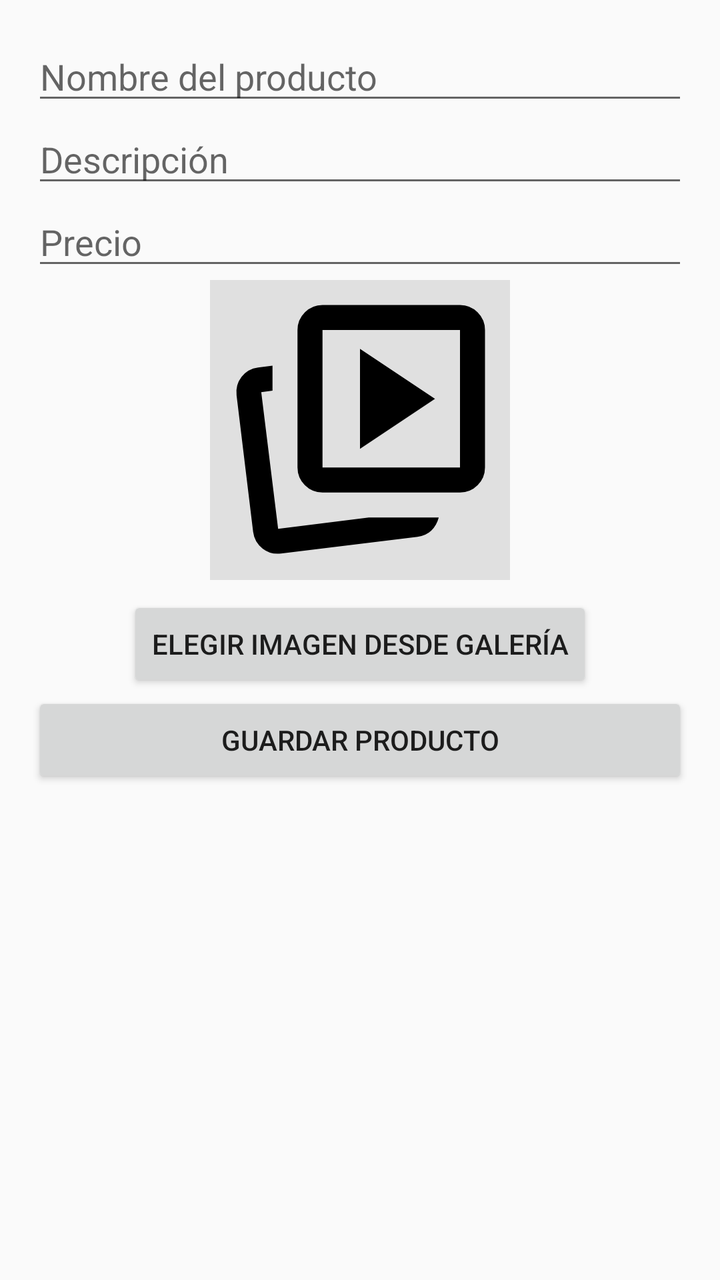
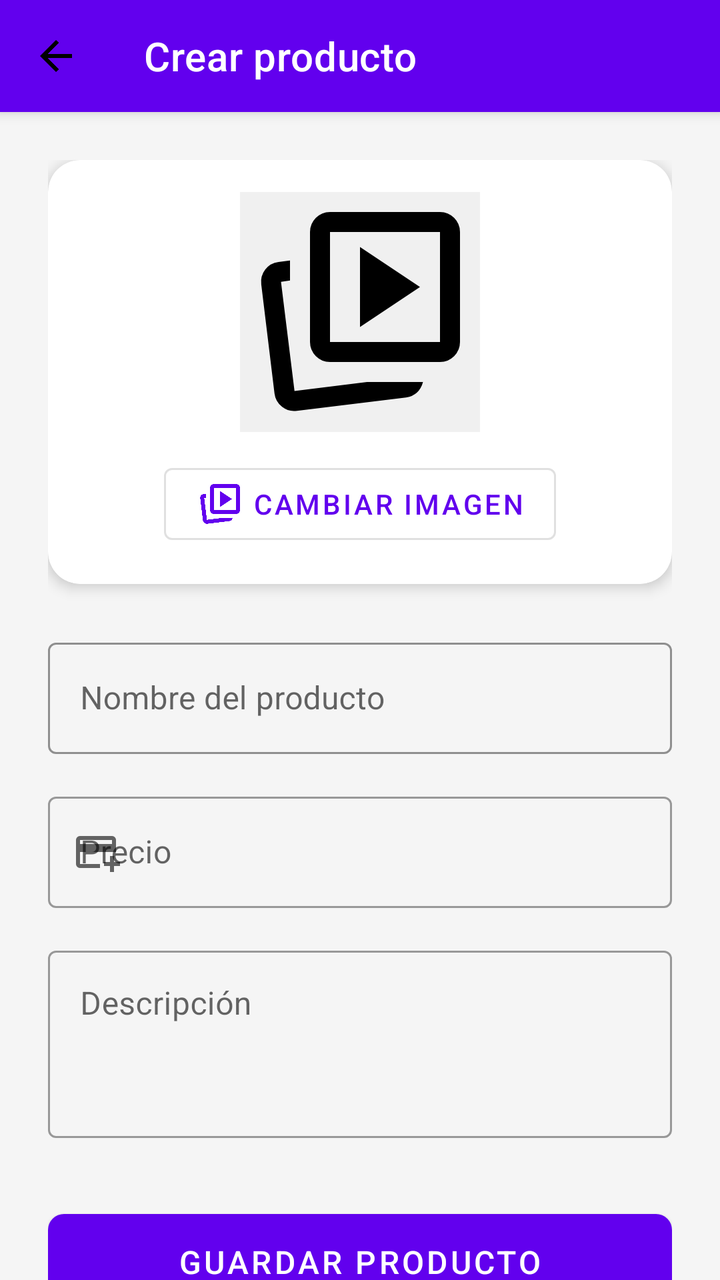

An Android layout rendered at two revisions. The XML below is the earlier revision; the diff shows what the commit changed to produce the second picture.
<!-- AndroidManifest.xml: activity theme Theme.TiendaOnline -->
<!-- res/layout/activity_crear_producto.xml -->
<?xml version="1.0" encoding="utf-8"?>
<LinearLayout xmlns:android="http://schemas.android.com/apk/res/android"
    android:layout_width="match_parent"
    android:layout_height="match_parent"
    android:orientation="vertical"
    android:padding="16dp">

    <EditText
        android:id="@+id/etNombre"
        android:layout_width="match_parent"
        android:layout_height="wrap_content"
        android:hint="Nombre del producto" />

    <EditText
        android:id="@+id/etDescripcion"
        android:layout_width="match_parent"
        android:layout_height="wrap_content"
        android:hint="Descripción"
        android:inputType="textMultiLine" />

    <EditText
        android:id="@+id/etPrecio"
        android:layout_width="match_parent"
        android:layout_height="wrap_content"
        android:hint="Precio"
        android:inputType="numberDecimal" />

    <ImageView
        android:id="@+id/imgPreview"
        android:layout_width="150dp"
        android:layout_height="150dp"
        android:layout_gravity="center"
        android:src="@drawable/ic_add_photo"
        android:scaleType="centerCrop"
        android:background="#E0E0E0"
        android:contentDescription="Vista previa de imagen"
        android:layout_marginBottom="8dp" />

    <Button
        android:id="@+id/btnElegirImagen"
        android:layout_width="wrap_content"
        android:layout_height="wrap_content"
        android:text="Elegir imagen desde galería"
        android:layout_gravity="center" />


    <Button
        android:id="@+id/btnGuardarProducto"
        android:layout_width="match_parent"
        android:layout_height="wrap_content"
        android:text="Guardar producto" />

</LinearLayout>
<!-- resources referenced by this layout -->
<resources>
  <!-- drawable ic_add_photo (drawable) -->
  <vector xmlns:android="http://schemas.android.com/apk/res/android" android:height="24dp" android:tint="#000000" android:viewportHeight="960" android:viewportWidth="960" android:width="24dp">
        
      <path android:fillColor="@android:color/white" android:pathData="M480,540L720,380L480,220L480,540ZM508,760L732,760Q725,786 708,802Q691,818 664,822L228,875Q195,880 168.5,859.5Q142,839 138,806L85,369Q81,336 101,310Q121,284 154,280L200,274L200,354L164,359Q164,359 164,359Q164,359 164,359L218,796Q218,796 218,796Q218,796 218,796L508,760ZM360,680Q327,680 303.5,656.5Q280,633 280,600L280,160Q280,127 303.5,103.5Q327,80 360,80L800,80Q833,80 856.5,103.5Q880,127 880,160L880,600Q880,633 856.5,656.5Q833,680 800,680L360,680ZM360,600L800,600Q800,600 800,600Q800,600 800,600L800,160Q800,160 800,160Q800,160 800,160L360,160Q360,160 360,160Q360,160 360,160L360,600Q360,600 360,600Q360,600 360,600ZM580,380Q580,380 580,380Q580,380 580,380L580,380Q580,380 580,380Q580,380 580,380L580,380Q580,380 580,380Q580,380 580,380L580,380Q580,380 580,380Q580,380 580,380ZM218,796L218,796L218,796L218,796L218,796Q218,796 218,796Q218,796 218,796Z"/>
      
  </vector>
  <style name="Theme.TiendaOnline" parent="Theme.AppCompat.Light.NoActionBar" />
</resources>

<!-- the commit's change to res/layout/activity_crear_producto.xml (unified diff, before → after) -->
@@ -1,53 +1,128 @@
 <?xml version="1.0" encoding="utf-8"?>
-<LinearLayout xmlns:android="http://schemas.android.com/apk/res/android"
+<androidx.coordinatorlayout.widget.CoordinatorLayout
+    xmlns:android="http://schemas.android.com/apk/res/android"
+    xmlns:app="http://schemas.android.com/apk/res-auto"
+    xmlns:tools="http://schemas.android.com/tools"
     android:layout_width="match_parent"
     android:layout_height="match_parent"
-    android:orientation="vertical"
-    android:padding="16dp">
+    android:background="#F5F5F5">
 
-    <EditText
-        android:id="@+id/etNombre"
+    <com.google.android.material.appbar.AppBarLayout
         android:layout_width="match_parent"
-        android:layout_height="wrap_content"
-        android:hint="Nombre del producto" />
+        android:layout_height="wrap_content">
 
-    <EditText
-        android:id="@+id/etDescripcion"
+        <com.google.android.material.appbar.MaterialToolbar
+            android:id="@+id/toolbar"
+            android:layout_width="match_parent"
+            android:layout_height="?attr/actionBarSize"
+            android:background="?attr/colorPrimary"
+            app:navigationIcon="@drawable/ic_arrow_back"
+            app:title="@string/crear_producto"
+            app:titleTextColor="@android:color/white"
+            style="@style/Widget.MaterialComponents.Toolbar.Primary" />
+
+    </com.google.android.material.appbar.AppBarLayout>
+
+    <androidx.core.widget.NestedScrollView
         android:layout_width="match_parent"
-        android:layout_height="wrap_content"
-        android:hint="Descripción"
-        android:inputType="textMultiLine" />
+        android:layout_height="match_parent"
+        app:layout_behavior="@string/appbar_scrolling_view_behavior">
 
-    <EditText
-        android:id="@+id/etPrecio"
-        android:layout_width="match_parent"
-        android:layout_height="wrap_content"
-        android:hint="Precio"
-        android:inputType="numberDecimal" />
+        <LinearLayout
+            android:layout_width="match_parent"
+            android:layout_height="wrap_content"
+            android:orientation="vertical"
+            android:padding="24dp">
 
-    <ImageView
-        android:id="@+id/imgPreview"
-        android:layout_width="150dp"
-        android:layout_height="150dp"
-        android:layout_gravity="center"
-        android:src="@drawable/ic_add_photo"
-        android:scaleType="centerCrop"
-        android:background="#E0E0E0"
-        android:contentDescription="Vista previa de imagen"
-        android:layout_marginBottom="8dp" />
+            <com.google.android.material.card.MaterialCardView
+                android:layout_width="match_parent"
+                android:layout_height="wrap_content"
+                app:cardCornerRadius="16dp"
+                app:cardElevation="4dp"
+                android:layout_marginBottom="24dp">
 
-    <Button
-        android:id="@+id/btnElegirImagen"
-        android:layout_width="wrap_content"
-        android:layout_height="wrap_content"
-        android:text="Elegir imagen desde galería"
-        android:layout_gravity="center" />
+                <LinearLayout
+                    android:layout_width="match_parent"
+                    android:layout_height="wrap_content"
+                    android:orientation="vertical"
+                    android:gravity="center"
+                    android:padding="16dp">
 
+                    <ImageView
+                        android:id="@+id/imgPreview"
+                        android:layout_width="120dp"
+                        android:layout_height="120dp"
+                        android:src="@drawable/ic_add_photo"
+                        android:scaleType="centerCrop"
+                        android:background="#F0F0F0"
+                        android:layout_marginBottom="12dp"
+                        android:contentDescription="@string/vista_previa_de_imagen"/>
 
-    <Button
-        android:id="@+id/btnGuardarProducto"
-        android:layout_width="match_parent"
-        android:layout_height="wrap_content"
-        android:text="Guardar producto" />
+                    <com.google.android.material.button.MaterialButton
+                        android:id="@+id/btnElegirImagen"
+                        style="@style/Widget.MaterialComponents.Button.OutlinedButton"
+                        android:layout_width="wrap_content"
+                        android:layout_height="wrap_content"
+                        android:text="Cambiar Imagen"
+                        app:icon="@drawable/ic_add_photo" />
+                </LinearLayout>
+            </com.google.android.material.card.MaterialCardView>
 
-</LinearLayout>
+            <com.google.android.material.textfield.TextInputLayout
+                android:layout_width="match_parent"
+                android:layout_height="wrap_content"
+                android:hint="@string/nombre_del_productoo"
+                app:boxStrokeColor="?attr/colorPrimary"
+                style="@style/Widget.MaterialComponents.TextInputLayout.OutlinedBox"
+                android:layout_marginBottom="16dp">
+
+                <com.google.android.material.textfield.TextInputEditText
+                    android:id="@+id/etNombre"
+                    android:layout_width="match_parent"
+                    android:layout_height="wrap_content"
+                    android:inputType="textCapSentences"/>
+            </com.google.android.material.textfield.TextInputLayout>
+
+            <com.google.android.material.textfield.TextInputLayout
+                android:layout_width="match_parent"
+                android:layout_height="wrap_content"
+                android:hint="@string/precio"
+                app:startIconDrawable="@drawable/ic_attach_money"
+                style="@style/Widget.MaterialComponents.TextInputLayout.OutlinedBox"
+                android:layout_marginBottom="16dp">
+
+                <com.google.android.material.textfield.TextInputEditText
+                    android:id="@+id/etPrecio"
+                    android:layout_width="match_parent"
+                    android:layout_height="wrap_content"
+                    android:inputType="numberDecimal"/>
+            </com.google.android.material.textfield.TextInputLayout>
+
+            <com.google.android.material.textfield.TextInputLayout
+                android:layout_width="match_parent"
+                android:layout_height="wrap_content"
+                android:hint="@string/descripci_n"
+                style="@style/Widget.MaterialComponents.TextInputLayout.OutlinedBox"
+                android:layout_marginBottom="32dp">
+
+                <com.google.android.material.textfield.TextInputEditText
+                    android:id="@+id/etDescripcion"
+                    android:layout_width="match_parent"
+                    android:layout_height="wrap_content"
+                    android:inputType="textMultiLine"
+                    android:minLines="3"
+                    android:gravity="top"/>
+            </com.google.android.material.textfield.TextInputLayout>
+
+            <com.google.android.material.button.MaterialButton
+                android:id="@+id/btnGuardarProducto"
+                android:layout_width="match_parent"
+                android:layout_height="60dp"
+                android:text="@string/guardar_producto"
+                android:textSize="16sp"
+                app:cornerRadius="8dp"
+                android:elevation="4dp"/>
+
+        </LinearLayout>
+    </androidx.core.widget.NestedScrollView>
+</androidx.coordinatorlayout.widget.CoordinatorLayout>
<!-- resource entries referenced after the edit -->
@@ -6,6 +6,31 @@
       <path android:fillColor="@android:color/white" android:pathData="M480,540L720,380L480,220L480,540ZM508,760L732,760Q725,786 708,802Q691,818 664,822L228,875Q195,880 168.5,859.5Q142,839 138,806L85,369Q81,336 101,310Q121,284 154,280L200,274L200,354L164,359Q164,359 164,359Q164,359 164,359L218,796Q218,796 218,796Q218,796 218,796L508,760ZM360,680Q327,680 303.5,656.5Q280,633 280,600L280,160Q280,127 303.5,103.5Q327,80 360,80L800,80Q833,80 856.5,103.5Q880,127 880,160L880,600Q880,633 856.5,656.5Q833,680 800,680L360,680ZM360,600L800,600Q800,600 800,600Q800,600 800,600L800,160Q800,160 800,160Q800,160 800,160L360,160Q360,160 360,160Q360,160 360,160L360,600Q360,600 360,600Q360,600 360,600ZM580,380Q580,380 580,380Q580,380 580,380L580,380Q580,380 580,380Q580,380 580,380L580,380Q580,380 580,380Q580,380 580,380L580,380Q580,380 580,380Q580,380 580,380ZM218,796L218,796L218,796L218,796L218,796Q218,796 218,796Q218,796 218,796Z"/>
       
   </vector>
-  <style name="Theme.TiendaOnline" parent="Theme.AppCompat.Light.NoActionBar" />
+  <!-- drawable ic_arrow_back (drawable) -->
+  <vector xmlns:android="http://schemas.android.com/apk/res/android" android:autoMirrored="true" android:height="24dp" android:tint="#000000" android:viewportHeight="960" android:viewportWidth="960" android:width="24dp">
+        
+      <path android:fillColor="@android:color/white" android:pathData="M313,520L537,744L480,800L160,480L480,160L537,216L313,440L800,440L800,520L313,520Z"/>
+      
+  </vector>
+  <!-- drawable ic_attach_money (drawable) -->
+  <vector xmlns:android="http://schemas.android.com/apk/res/android" android:height="24dp" android:tint="#000000" android:viewportHeight="960" android:viewportWidth="960" android:width="24dp">
+        
+      <path android:fillColor="@android:color/white" android:pathData="M160,800Q127,800 103.5,776.5Q80,753 80,720L80,240Q80,207 103.5,183.5Q127,160 160,160L800,160Q833,160 856.5,183.5Q880,207 880,240L880,480L160,480L160,720Q160,720 160,720Q160,720 160,720L560,720L560,800L160,800ZM160,320L800,320L800,240Q800,240 800,240Q800,240 800,240L160,240Q160,240 160,240Q160,240 160,240L160,320ZM760,880L760,760L640,760L640,680L760,680L760,560L840,560L840,680L960,680L960,760L840,760L840,880L760,880ZM160,720L160,720L160,680Q160,597 160,538.5Q160,480 160,480L160,480L160,480L160,480L160,240Q160,240 160,240Q160,240 160,240L160,240Q160,240 160,240Q160,240 160,240L160,720Q160,720 160,720Q160,720 160,720L160,720Z"/>
+      
+  </vector>
+  <string name="crear_producto">Crear producto</string>
+  <string name="descripci_n">Descripción</string>
+  <string name="guardar_producto">Guardar producto</string>
+  <string name="nombre_del_productoo">Nombre del producto</string>
+  <string name="precio">Precio</string>
+  <string name="vista_previa_de_imagen">Vista previa de imagen</string>
+  <style name="Theme.TiendaOnline" parent="Theme.MaterialComponents.DayNight.NoActionBar">
+          <item name="colorPrimary">@color/purple_500</item>
+          <item name="colorPrimaryVariant">@color/purple_700</item>
+          <item name="colorOnPrimary">@color/white</item>
+      </style>
+  <color name="purple_500">#FF6200EE</color>
+  <color name="purple_700">#FF3700B3</color>
+  <color name="white">#FFFFFFFF</color>
 </resources>
 
